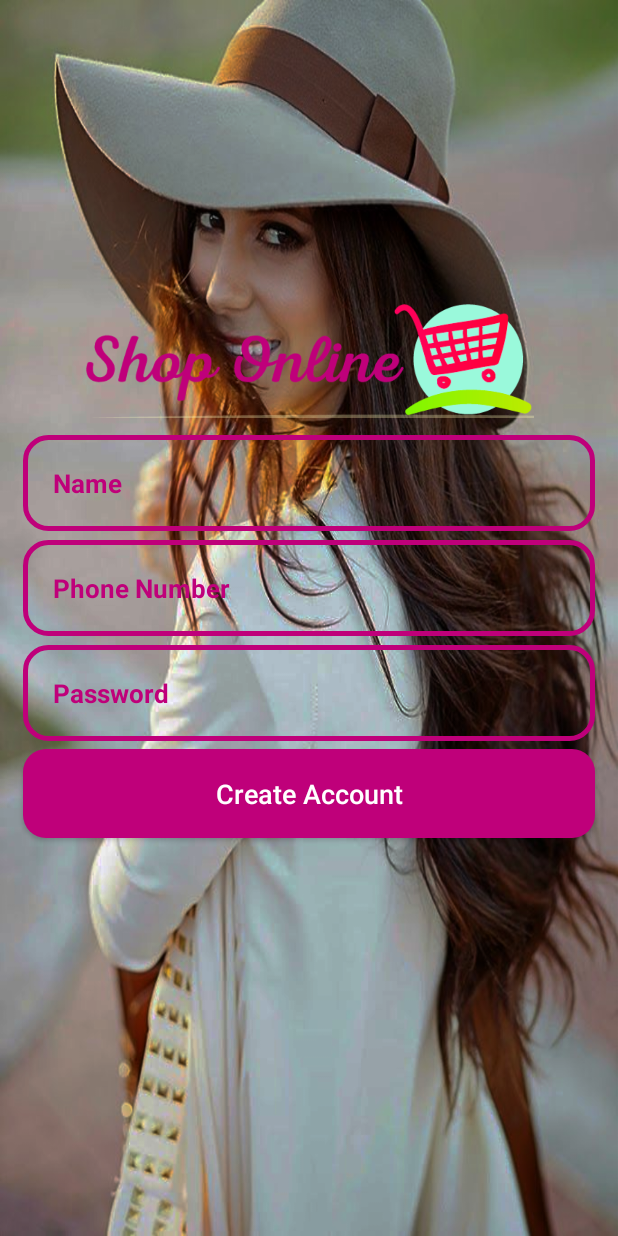
After one commit to Reginald077/FLICK-PRO-APP, an Android app: the RegisterActivity screen opened directly, with no data from a screen before it, on a phone screen of 412 x 824 dp. The commit adds this screen. Run offline under Robolectric (Android 15) with nearby library versions, the phone set to English and light mode, and no system bars.

Commit message:
Create and Design Register Activity

```diff
--- a/app/src/main/AndroidManifest.xml
+++ b/app/src/main/AndroidManifest.xml
@@ -11,6 +11,9 @@
         android:supportsRtl="true"
         android:theme="@style/Theme.FLICKSPROAPP"
         tools:targetApi="31">
+        <activity
+            android:name=".RegisterActivity"
+            android:exported="false" />
         <activity
             android:name=".LoginActivity"
             android:exported="false" />
--- a/app/src/main/java/uk/tees/ac/c2360663/FLICKSPROAPP/MainActivity.java
+++ b/app/src/main/java/uk/tees/ac/c2360663/FLICKSPROAPP/MainActivity.java
@@ -30,5 +30,16 @@ public class MainActivity extends AppCompatActivity
 
             }
         });
+
+
+        signUpButton.setOnClickListener(new View.OnClickListener() {
+            @Override
+            public void onClick(View view)
+            {
+                Intent intent = new Intent(MainActivity.this, RegisterActivity.class);
+                startActivity(intent);
+
+            }
+        });
     }
 }
--- /dev/null
+++ b/app/src/main/java/uk/tees/ac/c2360663/FLICKSPROAPP/RegisterActivity.java
@@ -0,0 +1,28 @@
+package uk.tees.ac.c2360663.FLICKSPROAPP;
+
+import androidx.appcompat.app.AppCompatActivity;
+
+import android.os.Bundle;
+import android.widget.Button;
+import android.widget.EditText;
+
+public class RegisterActivity extends AppCompatActivity
+{
+    private Button CreateAccountButton;
+    private EditText InputName, InputPhoneNumber, InputPassword;
+
+
+
+    @Override
+    protected void onCreate(Bundle savedInstanceState)
+    {
+        super.onCreate(savedInstanceState);
+        setContentView(R.layout.activity_register);
+
+
+        CreateAccountButton = (Button) findViewById(R.id.register_btn);
+        InputName = (EditText) findViewById(R.id.register_username_input);
+        InputPassword = (EditText) findViewById(R.id.register_password_input);
+        InputPhoneNumber = (EditText) findViewById(R.id.register_phone_number_input);
+    }
+}
--- /dev/null
+++ b/app/src/main/res/layout/activity_register.xml
@@ -0,0 +1,92 @@
+<?xml version="1.0" encoding="utf-8"?>
+<RelativeLayout xmlns:android="http://schemas.android.com/apk/res/android"
+    xmlns:app="http://schemas.android.com/apk/res-auto"
+    xmlns:tools="http://schemas.android.com/tools"
+    android:layout_width="match_parent"
+    android:layout_height="match_parent"
+    android:background="@drawable/register"
+    tools:context=".RegisterActivity">
+
+
+
+    <ImageView
+        android:id="@+id/register_applogo"
+        android:layout_width="300dp"
+        android:layout_height="100dp"
+        android:src="@drawable/applogo"
+        android:layout_centerHorizontal="true"
+        android:layout_marginTop="190dp"
+        />
+
+    <EditText
+        android:id="@+id/register_username_input"
+        android:layout_width="match_parent"
+        android:layout_height="wrap_content"
+        android:layout_below="@+id/register_applogo"
+        android:background="@drawable/input_design"
+        android:padding="20dp"
+        android:layout_marginLeft="15dp"
+        android:layout_marginRight="15dp"
+        android:hint="Name"
+        android:inputType="number"
+        android:textColor="@color/colorPrimaryDark"
+        android:textColorHint="@color/colorPrimaryDark"
+        android:textSize="17sp"
+        android:textStyle="bold"
+        />
+
+
+
+    <EditText
+        android:id="@+id/register_phone_number_input"
+        android:layout_width="match_parent"
+        android:layout_height="wrap_content"
+        android:layout_below="@+id/register_username_input"
+        android:background="@drawable/input_design"
+        android:padding="20dp"
+        android:layout_marginLeft="15dp"
+        android:layout_marginRight="15dp"
+        android:hint="Phone Number"
+        android:inputType="number"
+        android:textColor="@color/colorPrimaryDark"
+        android:textColorHint="@color/colorPrimaryDark"
+        android:textSize="17sp"
+        android:textStyle="bold"
+        android:layout_marginTop="6dp"
+        />
+
+    <EditText
+        android:id="@+id/register_password_input"
+        android:layout_width="match_parent"
+        android:layout_height="wrap_content"
+        android:layout_below="@+id/register_phone_number_input"
+        android:background="@drawable/input_design"
+        android:padding="20dp"
+        android:layout_marginLeft="15dp"
+        android:layout_marginRight="15dp"
+        android:layout_marginTop="6dp"
+        android:hint="Password"
+        android:inputType="number"
+        android:textColor="@color/colorPrimaryDark"
+        android:textColorHint="@color/colorPrimaryDark"
+        android:textSize="17sp"
+        android:textStyle="bold"
+        />
+
+    <Button
+        android:id="@+id/register_btn"
+        android:layout_width="match_parent"
+        android:layout_height="wrap_content"
+        android:layout_below="@+id/register_password_input"
+        android:layout_marginTop="5dp"
+        android:layout_marginLeft="15dp"
+        android:layout_marginRight="15dp"
+        android:background="@drawable/buttons"
+        android:padding="17dp"
+        android:textAllCaps="false"
+        android:textSize="18sp"
+        android:text="Create Account"
+        android:textColor="@android:color/white"
+        />
+
+</RelativeLayout>
```
